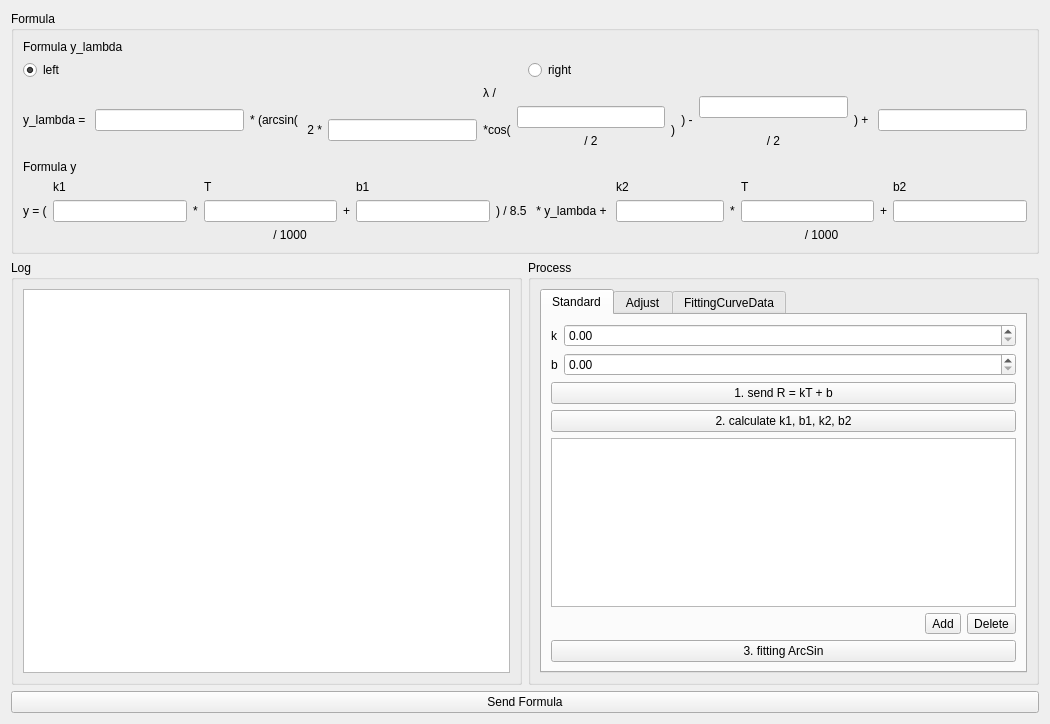
Before: the Qt Designer form src/form/FormPlotCorrection/fitting/formfittingarcsin.ui in MRsoymilk/MySerial, drawn with Qt 5.
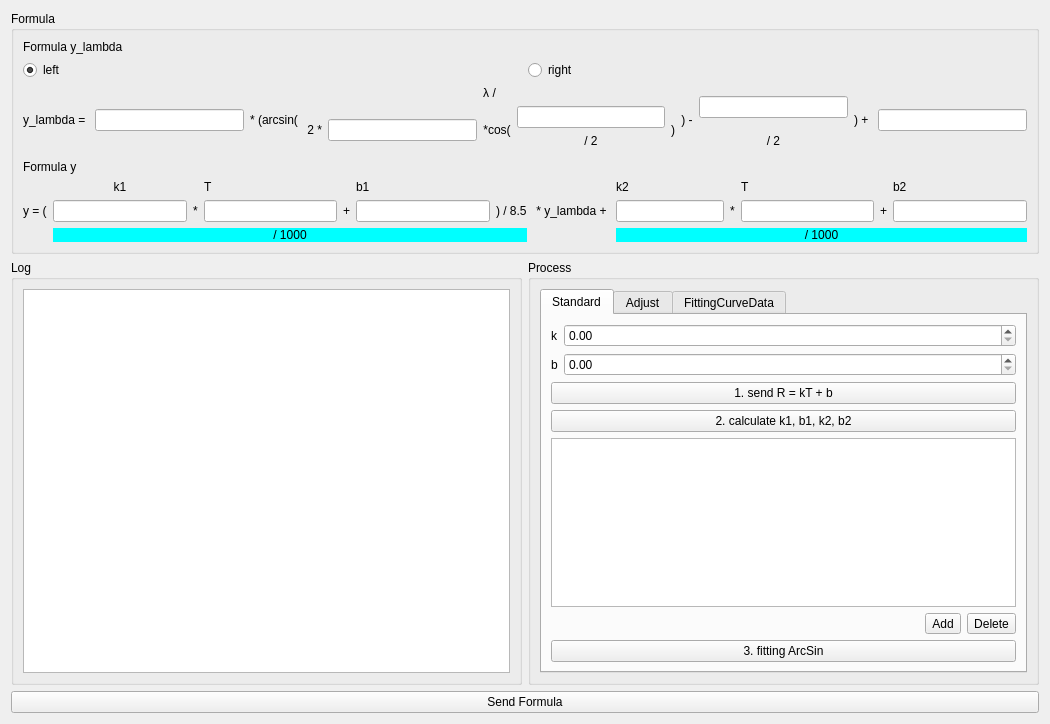
After: the same form once the commit is applied.

The edit to the form file:
```diff
--- a/src/form/FormPlotCorrection/fitting/formfittingarcsin.ui
+++ b/src/form/FormPlotCorrection/fitting/formfittingarcsin.ui
@@ -272,6 +272,9 @@
           <property name="text">
            <string>k1</string>
           </property>
+          <property name="alignment">
+           <set>Qt::AlignmentFlag::AlignCenter</set>
+          </property>
          </widget>
         </item>
         <item row="1" column="11" rowspan="2">
@@ -332,7 +335,11 @@
          </widget>
         </item>
         <item row="3" column="1" colspan="6">
-         <widget class="QLabel" name="label_29">
+         <widget class="QLabel" name="label_div_1000">
+          <property name="styleSheet">
+           <string notr="true">background-color: cyan;
+color: black;</string>
+          </property>
           <property name="text">
            <string>/ 1000</string>
           </property>
@@ -343,6 +350,10 @@
         </item>
         <item row="3" column="8" colspan="6">
          <widget class="QLabel" name="label_div_1000_2">
+          <property name="styleSheet">
+           <string notr="true">background-color: cyan;
+color: balck;</string>
+          </property>
           <property name="text">
            <string>/ 1000</string>
           </property>
```
Left out of the diff: 32 changed lines with no effect on the pictures.
